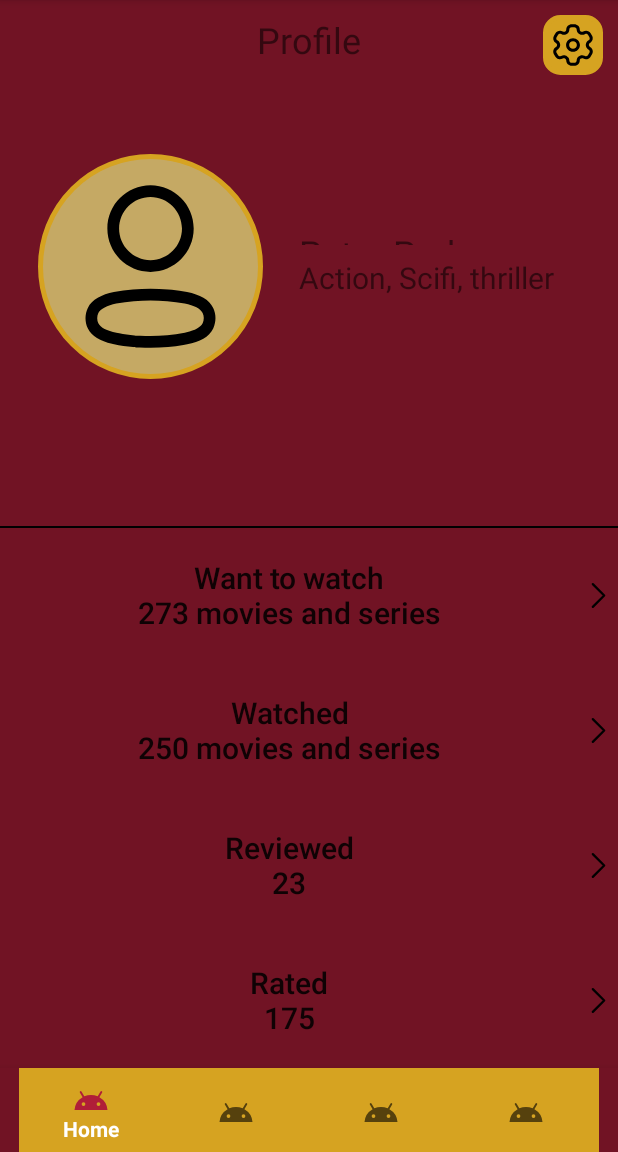
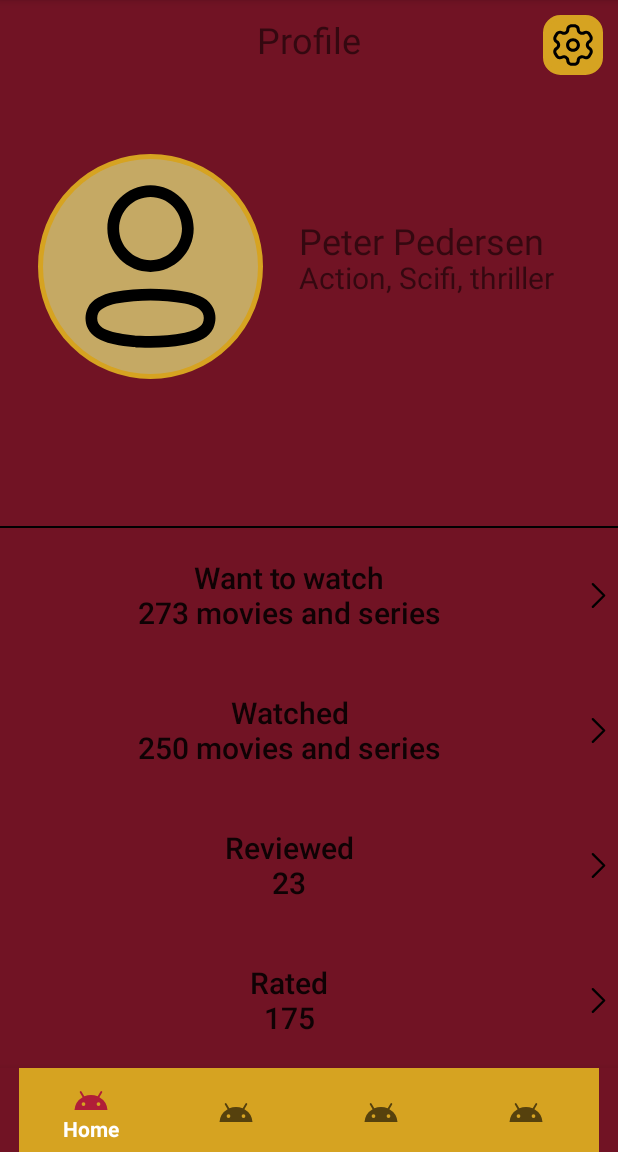
Before and after one commit to Idkirsch/filmVenner, an Android app: the fragment ProfileFragment placed in its activity, on a phone screen of 412 x 824 dp, the part 84-1236 px from its top. Run offline under Robolectric (Android 15) with nearby library versions, the phone set to English and light mode, and no system bars.

Commit message:
text view på profile igen igen

```diff
--- a/app/src/main/res/layout/fragment_profile.xml
+++ b/app/src/main/res/layout/fragment_profile.xml
@@ -172,18 +172,17 @@
 
     <TextView
         android:id="@+id/ProfileNameTV"
-        android:layout_width="172dp"
-        android:layout_height="wrap_content"
+        android:layout_width="177dp"
+        android:layout_height="46dp"
         android:layout_above="@+id/ProfileGenreTV"
         android:layout_alignParentTop="true"
         android:layout_alignParentEnd="true"
         android:layout_alignParentRight="true"
         android:layout_marginStart="24dp"
         android:layout_marginLeft="24dp"
-        android:layout_marginTop="152dp"
-        android:layout_marginEnd="39dp"
-        android:layout_marginRight="39dp"
-        android:layout_marginBottom="8dp"
+        android:layout_marginTop="144dp"
+        android:layout_marginEnd="35dp"
+        android:layout_marginRight="35dp"
         android:layout_toEndOf="@+id/imageProfilePic"
         android:layout_toRightOf="@+id/imageProfilePic"
         android:text="Peter Pedersen"
```
